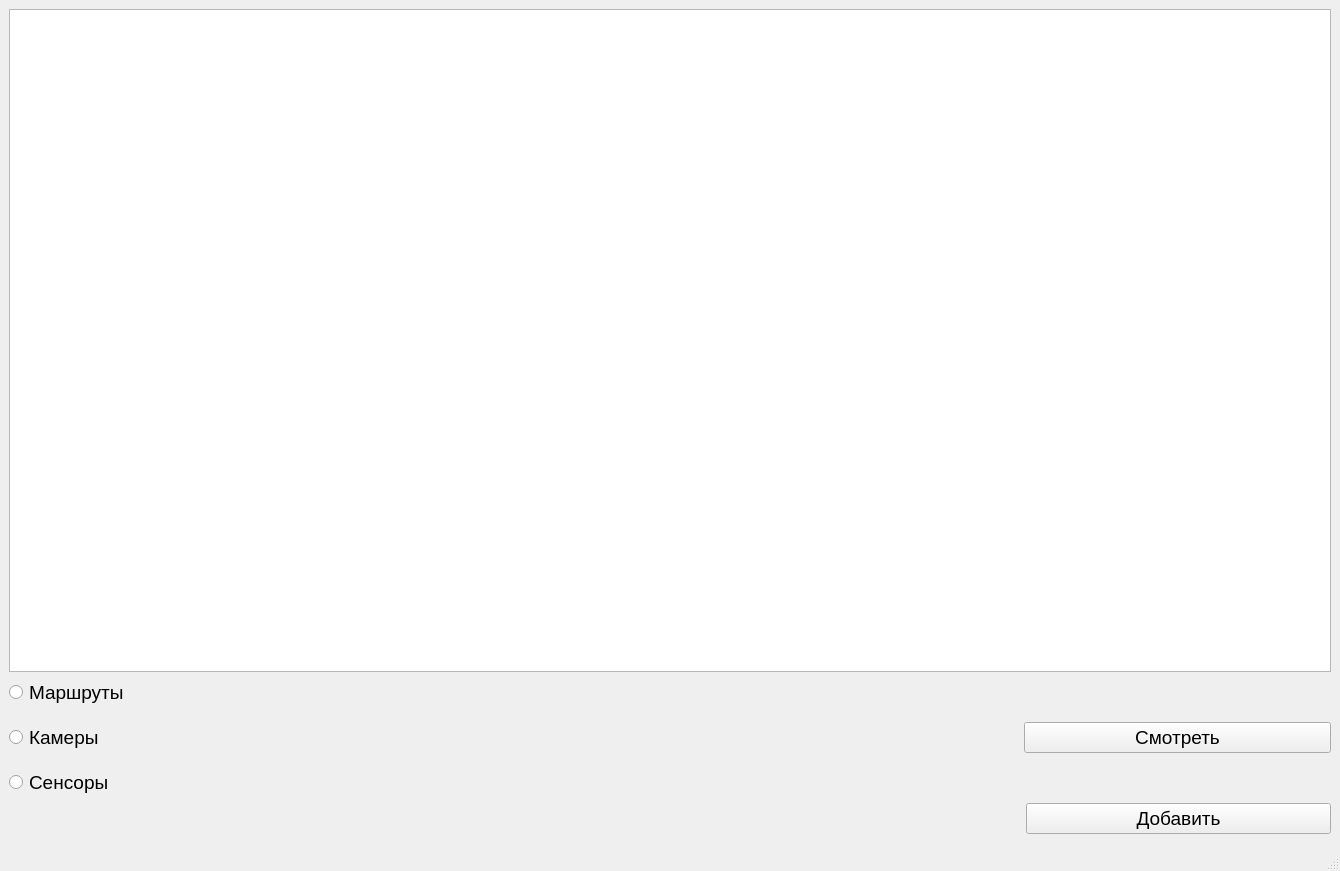
First picture: the form in UI_RBD/MainWinRoadComp.ui, repository gearwheels/RBD, before the edit.
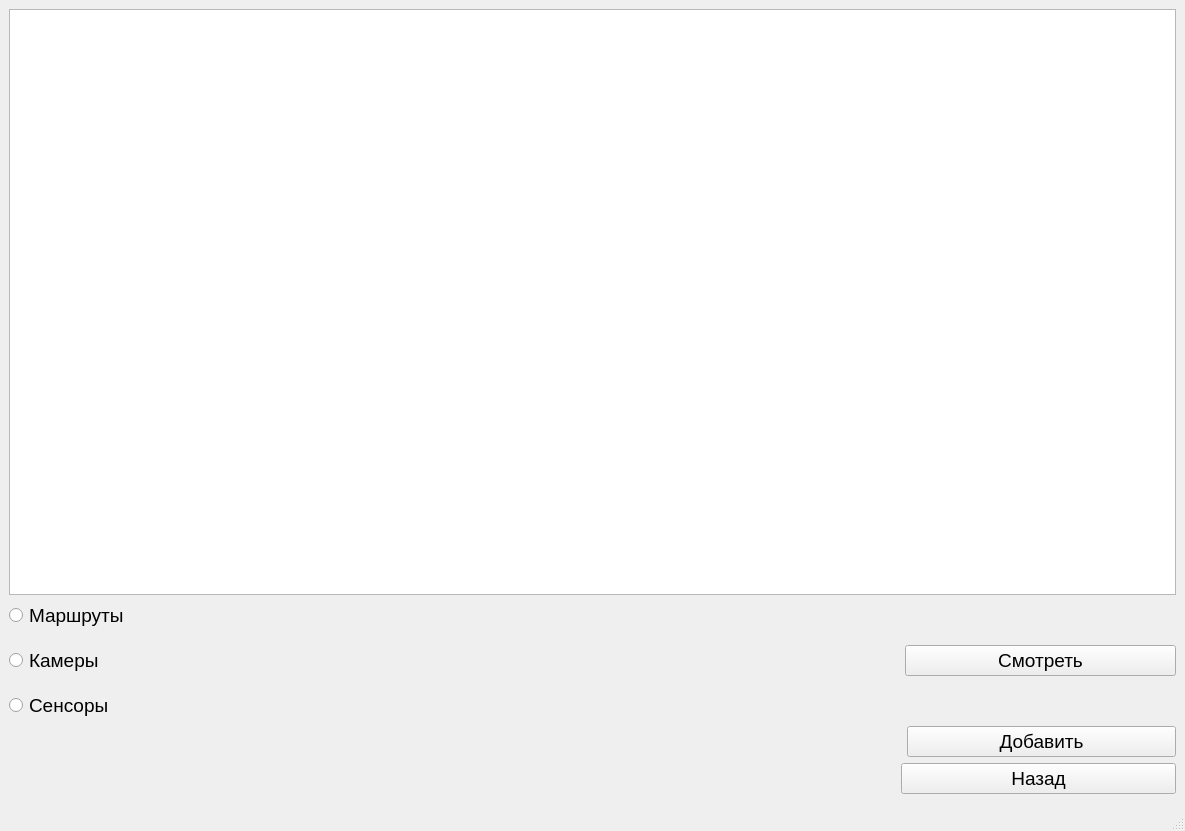
Second picture: the form after the edit.

Commit message: добавил кнопку назад

```diff
--- a/UI_RBD/MainWinRoadComp.ui
+++ b/UI_RBD/MainWinRoadComp.ui
@@ -6,8 +6,8 @@
    <rect>
     <x>0</x>
     <y>0</y>
-    <width>1340</width>
-    <height>871</height>
+    <width>1185</width>
+    <height>831</height>
    </rect>
   </property>
   <property name="font">
@@ -106,6 +106,30 @@
       </item>
      </layout>
     </item>
+    <item>
+     <layout class="QHBoxLayout" name="horizontalLayout_3" stretch="13,4">
+      <item>
+       <spacer name="horizontalSpacer_3">
+        <property name="orientation">
+         <enum>Qt::Horizontal</enum>
+        </property>
+        <property name="sizeHint" stdset="0">
+         <size>
+          <width>40</width>
+          <height>20</height>
+         </size>
+        </property>
+       </spacer>
+      </item>
+      <item>
+       <widget class="QPushButton" name="btnBack">
+        <property name="text">
+         <string>Назад</string>
+        </property>
+       </widget>
+      </item>
+     </layout>
+    </item>
    </layout>
   </widget>
   <widget class="QMenuBar" name="menubar">
```
Left out of the diff: 2 changed lines with no effect on the pictures. The commit also changes 11 other files.
